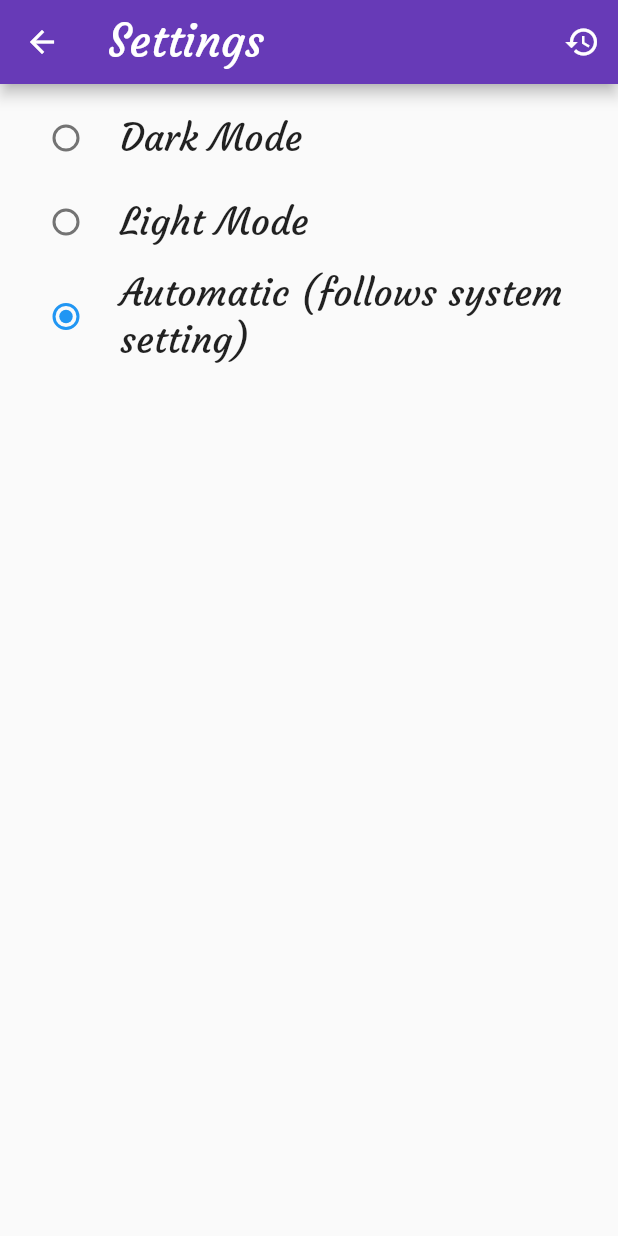
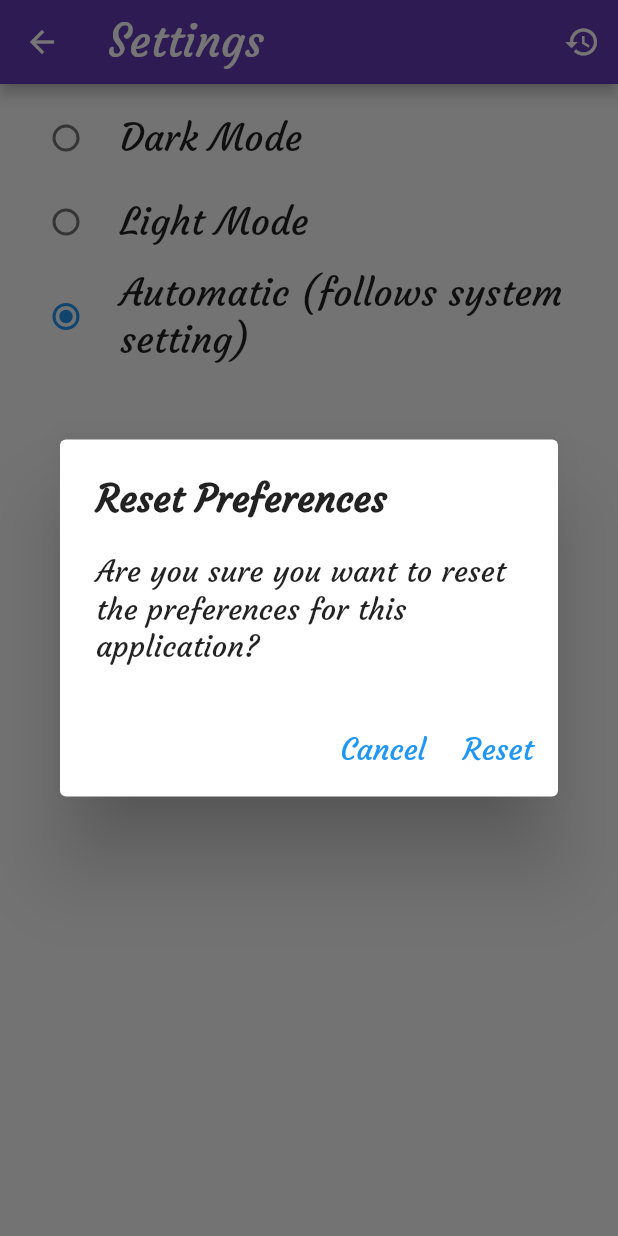
Before and after one commit to PattyCoding123/mobile_motivation, a Flutter app: the SettingsPage screen opened by its route, after a tap on the "restore" icon, on a phone screen of 412 x 824 dp. Run offline on Flutter 3.47's test engine with Material 2 defaults, Android fonts, the phone set to English and light mode, and no system bars; our stand-ins replace bloc, cloud_firestore, equatable, firebase_auth, firebase_core, flutter_bloc and 2 more; accounts and stored records are empty; network calls fail.

Commit message:
step-16 Moved authentication views into a separate folder under the view directory. Created a new dialog to confirm whether the user wanted to reset their application preferences. Included more specifications for the dark and light themes in the main.dart file to make the text buttons looked consistent with the rest of the application.

```diff
--- /dev/null
+++ b/lib/utilities/dialogs/reset_preferences_dialog.dart
@@ -0,0 +1,18 @@
+import 'package:flutter/material.dart';
+import 'package:mobile_motivation/utilities/dialogs/generic_dialog.dart';
+
+Future<bool> showResetPreferencesDialog(BuildContext context) {
+  // Because showGenericDialog returns T?, we need a safeguard return
+  return showGenericDialog(
+    context: context,
+    title: 'Reset Preferences',
+    content:
+        'Are you sure you want to reset the preferences for this application?',
+    optionsBuilder: () => {
+      'Cancel': false,
+      'Reset': true,
+    },
+  ).then(
+    (value) => value ?? false,
+  );
+}
--- a/lib/views/main_ui/settings_view.dart
+++ b/lib/views/main_ui/settings_view.dart
@@ -3,6 +3,7 @@ import 'package:flutter_bloc/flutter_bloc.dart';
 import 'package:mobile_motivation/constants/font_constants.dart';
 import 'package:mobile_motivation/models/preferences.dart';
 import 'package:mobile_motivation/services/system/cubit/preferences_cubit.dart';
+import 'package:mobile_motivation/utilities/dialogs/reset_preferences_dialog.dart';
 
 class SettingsPage extends StatefulWidget {
   const SettingsPage({Key? key}) : super(key: key);
@@ -28,8 +29,19 @@ class _SettingsPageState extends State<SettingsPage> {
             automaticallyImplyLeading: true,
             actions: <Widget>[
               IconButton(
-                onPressed:
-                    context.read<PreferencesCubit>().deleteAllPreferences,
+                onPressed: () async {
+                  // Show the user a dialog to confirm whether they want
+                  // to reset their current application preferences.
+                  final shouldRestart =
+                      await showResetPreferencesDialog(context);
+
+                  // If the user decided to restart, then call
+                  // on the Preferences bloc to delete all their preferences.
+                  if (shouldRestart) {
+                    if (!mounted) return;
+                    context.read<PreferencesCubit>().deleteAllPreferences();
+                  }
+                },
                 icon: const Icon(
                   Icons.restore,
                 ),
```
Also changed, not shown: lib/main.dart (+27 -5 lines), lib/views/authentication_ui/forgot_password_view.dart (renamed from lib/views/forgot_password_view.dart), lib/views/authentication_ui/login_view.dart (renamed from lib/views/login_view.dart), lib/views/authentication_ui/register_view.dart (renamed from lib/views/register_view.dart), lib/views/authentication_ui/verify_email_view.dart (renamed from lib/views/verify_email_view.dart).
